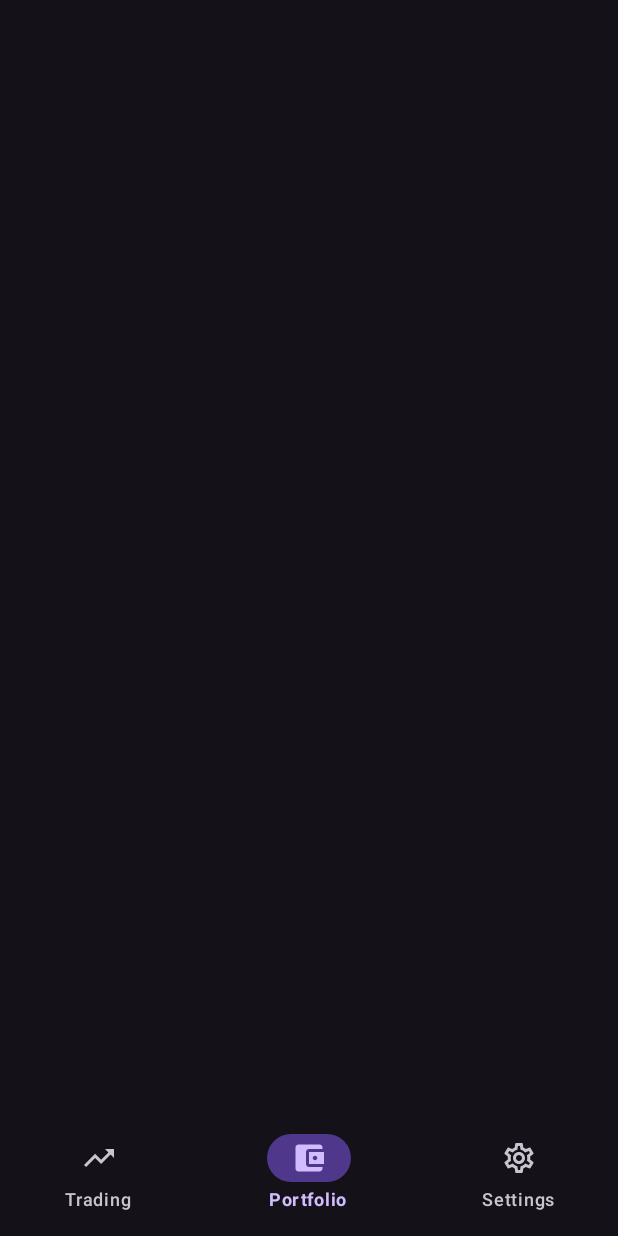
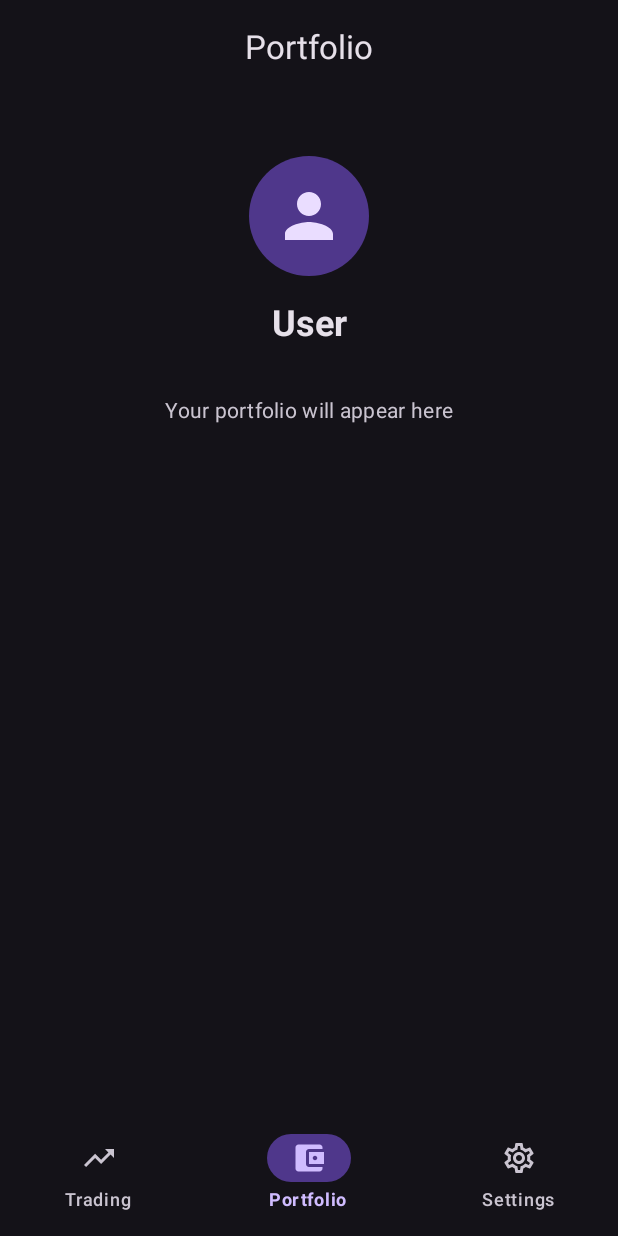
Before and after one commit to otis-tran/flash-trade, an Android app built with Jetpack Compose: the PortfolioScreen screen opened through its navigation route, on a phone screen of 412 x 824 dp. Run offline under Robolectric (Android 15) with nearby library versions, the phone set to English and light mode, and no system bars; our stand-ins replace Dagger/Hilt's generated code; libraries missing offline, so code that uses them is left out: androidx.hilt.lifecycle, io.privy.auth, io.privy.logging, io.privy.sdk; 2 statements that could not run were skipped.

Commit message:
[feat] Get data after login

```diff
--- a/app/src/main/java/com/otistran/flash_trade/data/local/datastore/UserPreferences.kt
+++ b/app/src/main/java/com/otistran/flash_trade/data/local/datastore/UserPreferences.kt
@@ -37,6 +37,7 @@ class UserPreferences @Inject constructor(
         val IS_LOGGED_IN = booleanPreferencesKey("is_logged_in")
         val AUTH_TOKEN = stringPreferencesKey("auth_token")
         val USER_EMAIL = stringPreferencesKey("user_email")
+        val DISPLAY_NAME = stringPreferencesKey("display_name")
         val LOGIN_TIMESTAMP = longPreferencesKey("login_timestamp")
     }
 
@@ -56,6 +57,7 @@ class UserPreferences @Inject constructor(
     val isLoggedIn: Flow<Boolean> = context.dataStore.data.map { it[Keys.IS_LOGGED_IN] ?: false }
     val authToken: Flow<String?> = context.dataStore.data.map { it[Keys.AUTH_TOKEN] }
     val userEmail: Flow<String?> = context.dataStore.data.map { it[Keys.USER_EMAIL] }
+    val displayName: Flow<String?> = context.dataStore.data.map { it[Keys.DISPLAY_NAME] }
     val loginTimestamp: Flow<Long> = context.dataStore.data.map { it[Keys.LOGIN_TIMESTAMP] ?: 0L }
 
     // Combined auth state
@@ -65,16 +67,19 @@ class UserPreferences @Inject constructor(
             userId = prefs[Keys.USER_ID],
             token = prefs[Keys.AUTH_TOKEN],
             userEmail = prefs[Keys.USER_EMAIL],
+            displayName = prefs[Keys.DISPLAY_NAME],
+            walletAddress = prefs[Keys.WALLET_ADDRESS],
             loginTimestamp = prefs[Keys.LOGIN_TIMESTAMP] ?: 0L
         )
     }
 
-    // Auth methods - thêm vào
+    // Auth methods
     suspend fun saveLoginState(user: User, token: String? = null) {
         context.dataStore.edit { prefs ->
             prefs[Keys.IS_LOGGED_IN] = true
             prefs[Keys.USER_ID] = user.id
             prefs[Keys.USER_EMAIL] = user.email ?: ""
+            prefs[Keys.DISPLAY_NAME] = user.displayName ?: ""
             prefs[Keys.LOGIN_TIMESTAMP] = System.currentTimeMillis()
 
             token?.let { prefs[Keys.AUTH_TOKEN] = it }
@@ -87,6 +92,7 @@ class UserPreferences @Inject constructor(
             prefs.remove(Keys.IS_LOGGED_IN)
             prefs.remove(Keys.AUTH_TOKEN)
             prefs.remove(Keys.USER_EMAIL)
+            prefs.remove(Keys.DISPLAY_NAME)
             prefs.remove(Keys.LOGIN_TIMESTAMP)
             // Keep USER_ID and WALLET_ADDRESS for potential cache
         }
--- a/app/src/main/java/com/otistran/flash_trade/data/repository/AuthRepositoryImpl.kt
+++ b/app/src/main/java/com/otistran/flash_trade/data/repository/AuthRepositoryImpl.kt
@@ -102,7 +102,7 @@ class AuthRepositoryImpl @Inject constructor(
             result.fold(
                 onSuccess = { privyUser ->
                     val user = privyUser.toUser()
-                    Log.d(TAG, "OAuth login success: ${user.id}")
+                    Log.d(TAG, "OAuth login success: ${user.id}, user: $user")
                     // Save login state to DataStore
                     userPreferences.saveLoginState(user)
                     Result.Success(user)
--- a/app/src/main/java/com/otistran/flash_trade/domain/model/UserAuthState.kt
+++ b/app/src/main/java/com/otistran/flash_trade/domain/model/UserAuthState.kt
@@ -5,6 +5,8 @@ data class UserAuthState(
     val userId: String? = null,
     val token: String? = null,
     val userEmail: String? = null,
+    val displayName: String? = null,
+    val walletAddress: String? = null,
     val loginTimestamp: Long = 0L
 ) {
     val isSessionValid: Boolean
--- a/app/src/main/java/com/otistran/flash_trade/presentation/navigation/FlashTradeNavGraph.kt
+++ b/app/src/main/java/com/otistran/flash_trade/presentation/navigation/FlashTradeNavGraph.kt
@@ -21,6 +21,7 @@ import androidx.navigation.toRoute
 import com.otistran.flash_trade.domain.usecase.CheckLoginStatusUseCase
 import com.otistran.flash_trade.presentation.auth.AuthCheckViewModel
 import com.otistran.flash_trade.presentation.auth.LoginScreen
+import com.otistran.flash_trade.presentation.portfolio.PortfolioScreen
 import com.otistran.flash_trade.presentation.settings.SettingsScreen
 import com.otistran.flash_trade.util.Result
 
@@ -113,7 +114,7 @@ fun FlashTradeNavGraph(
                 // =================================================================
                 navigation<PortfolioGraph>(startDestination = PortfolioScreen) {
                     composable<PortfolioScreen> {
-                        // TODO: PortfolioScreen()
+                        PortfolioScreen()
                     }
                 }
 
--- /dev/null
+++ b/app/src/main/java/com/otistran/flash_trade/presentation/portfolio/PortfolioIntent.kt
@@ -0,0 +1,16 @@
+package com.otistran.flash_trade.presentation.portfolio
+
+import androidx.compose.runtime.Immutable
+import com.otistran.flash_trade.presentation.base.MviIntent
+
+/**
+ * User intents for portfolio screen.
+ */
+@Immutable
+sealed class PortfolioIntent : MviIntent {
+    /** Refresh user data. */
+    data object Refresh : PortfolioIntent()
+
+    /** Dismiss error message. */
+    data object DismissError : PortfolioIntent()
+}
--- /dev/null
+++ b/app/src/main/java/com/otistran/flash_trade/presentation/portfolio/PortfolioScreen.kt
@@ -0,0 +1,143 @@
+package com.otistran.flash_trade.presentation.portfolio
+
+import android.widget.Toast
+import androidx.compose.foundation.background
+import androidx.compose.foundation.layout.Arrangement
+import androidx.compose.foundation.layout.Box
+import androidx.compose.foundation.layout.Column
+import androidx.compose.foundation.layout.Spacer
+import androidx.compose.foundation.layout.WindowInsets
+import androidx.compose.foundation.layout.fillMaxSize
+import androidx.compose.foundation.layout.height
+import androidx.compose.foundation.layout.padding
+import androidx.compose.foundation.layout.size
+import androidx.compose.foundation.shape.CircleShape
+import androidx.compose.material.icons.Icons
+import androidx.compose.material.icons.filled.Person
+import androidx.compose.material3.CenterAlignedTopAppBar
+import androidx.compose.material3.ExperimentalMaterial3Api
+import androidx.compose.material3.Icon
+import androidx.compose.material3.MaterialTheme
+import androidx.compose.material3.Surface
+import androidx.compose.material3.Text
+import androidx.compose.material3.TopAppBarDefaults
+import androidx.compose.runtime.Composable
+import androidx.compose.runtime.LaunchedEffect
+import androidx.compose.runtime.getValue
+import androidx.compose.ui.Alignment
+import androidx.compose.ui.Modifier
+import androidx.compose.ui.draw.clip
+import androidx.compose.ui.platform.LocalContext
+import androidx.compose.ui.text.font.FontWeight
+import androidx.compose.ui.unit.dp
+import androidx.hilt.lifecycle.viewmodel.compose.hiltViewModel
+import androidx.lifecycle.compose.collectAsStateWithLifecycle
+import com.otistran.flash_trade.presentation.common.LoadingIndicator
+
+/**
+ * Portfolio screen displaying user info and wallet details.
+ */
+@OptIn(ExperimentalMaterial3Api::class)
+@Composable
+fun PortfolioScreen(
+    modifier: Modifier = Modifier,
+    viewModel: PortfolioViewModel = hiltViewModel()
+) {
+    val state by viewModel.state.collectAsStateWithLifecycle()
+    val context = LocalContext.current
+
+    // Handle side effects
+    LaunchedEffect(Unit) {
+        viewModel.sideEffect.collect { effect ->
+            when (effect) {
+                is PortfolioSideEffect.ShowToast -> {
+                    Toast.makeText(context, effect.message, Toast.LENGTH_SHORT).show()
+                }
+            }
+        }
+    }
+
+    Surface(
+        modifier = modifier.fillMaxSize(),
+        color = MaterialTheme.colorScheme.background
+    ) {
+        Column(modifier = Modifier.fillMaxSize()) {
+            CenterAlignedTopAppBar(
+                title = { Text("Portfolio") },
+                colors = TopAppBarDefaults.topAppBarColors(
+                    containerColor = MaterialTheme.colorScheme.background
+                ),
+                windowInsets = WindowInsets(0, 0, 0, 0)
+            )
+
+            if (state.isLoading) {
+                LoadingIndicator(modifier = Modifier.fillMaxSize())
+            } else {
+                Column(
+                    modifier = Modifier
+                        .fillMaxSize()
+                        .padding(16.dp),
+                    horizontalAlignment = Alignment.CenterHorizontally,
+                    verticalArrangement = Arrangement.Top
+                ) {
+                    Spacer(modifier = Modifier.height(24.dp))
+
+                    // User Avatar
+                    Box(
+                        modifier = Modifier
+                            .size(80.dp)
+                            .clip(CircleShape)
+                            .background(MaterialTheme.colorScheme.primaryContainer),
+                        contentAlignment = Alignment.Center
+                    ) {
+                        Icon(
+                            imageVector = Icons.Default.Person,
+                            contentDescription = "User Avatar",
+                            modifier = Modifier.size(48.dp),
+                            tint = MaterialTheme.colorScheme.onPrimaryContainer
+                        )
+                    }
+
+                    Spacer(modifier = Modifier.height(16.dp))
+
+                    // User Name
+                    Text(
+                        text = state.userName,
+                        style = MaterialTheme.typography.headlineSmall,
+                        fontWeight = FontWeight.Bold,
+                        color = MaterialTheme.colorScheme.onBackground
+                    )
+
+                    // Email (if available)
+                    state.userEmail?.let { email ->
+                        Spacer(modifier = Modifier.height(4.dp))
+                        Text(
+                            text = email,
+                            style = MaterialTheme.typography.bodyMedium,
+                            color = MaterialTheme.colorScheme.onSurfaceVariant
+                        )
+                    }
+
+                    // Wallet Address (if available)
+                    state.shortWalletAddress?.let { address ->
+                        Spacer(modifier = Modifier.height(8.dp))
+                        Text(
+                            text = address,
+                            style = MaterialTheme.typography.bodySmall,
+                            color = MaterialTheme.colorScheme.outline
+                        )
+                    }
+
+                    Spacer(modifier = Modifier.height(32.dp))
+
+                    // Placeholder for future portfolio content
+                    Text(
+                        text = "Your portfolio will appear here",
+                        style = MaterialTheme.typography.bodyMedium,
+                        color = MaterialTheme.colorScheme.onSurfaceVariant
+                    )
+                }
+            }
+        }
+    }
+}
--- /dev/null
+++ b/app/src/main/java/com/otistran/flash_trade/presentation/portfolio/PortfolioSideEffect.kt
@@ -0,0 +1,13 @@
+package com.otistran.flash_trade.presentation.portfolio
+
+import androidx.compose.runtime.Immutable
+import com.otistran.flash_trade.presentation.base.MviSideEffect
+
+/**
+ * Side effects for portfolio screen.
+ */
+@Immutable
+sealed class PortfolioSideEffect : MviSideEffect {
+    /** Show toast message. */
+    data class ShowToast(val message: String) : PortfolioSideEffect()
+}
--- /dev/null
+++ b/app/src/main/java/com/otistran/flash_trade/presentation/portfolio/PortfolioState.kt
@@ -0,0 +1,28 @@
+package com.otistran.flash_trade.presentation.portfolio
+
+import androidx.compose.runtime.Stable
+import com.otistran.flash_trade.presentation.base.MviState
+
+/**
+ * UI state for portfolio screen.
+ */
+@Stable
+data class PortfolioState(
+    val displayName: String? = null,
+    val userEmail: String? = null,
+    val walletAddress: String? = null,
+    val isLoading: Boolean = true,
+    val error: String? = null
+) : MviState {
+    /** Display name or fallback to email prefix or "User". */
+    val userName: String
+        get() = displayName?.takeIf { it.isNotBlank() }
+            ?: userEmail?.substringBefore('@')
+            ?: "User"
+
+    /** Shortened wallet address for display (0x1234...5678). */
+    val shortWalletAddress: String?
+        get() = walletAddress?.let {
+            if (it.length > 12) "${it.take(6)}...${it.takeLast(4)}" else it
+        }
+}
--- /dev/null
+++ b/app/src/main/java/com/otistran/flash_trade/presentation/portfolio/PortfolioViewModel.kt
@@ -0,0 +1,53 @@
+package com.otistran.flash_trade.presentation.portfolio
+
+import androidx.lifecycle.viewModelScope
+import com.otistran.flash_trade.domain.repository.AuthRepository
+import com.otistran.flash_trade.presentation.base.MviContainer
+import dagger.hilt.android.lifecycle.HiltViewModel
+import kotlinx.coroutines.flow.catch
+import kotlinx.coroutines.launch
+import javax.inject.Inject
+
+/**
+ * ViewModel for portfolio screen.
+ * Loads and displays user info from local auth state.
+ */
+@HiltViewModel
+class PortfolioViewModel @Inject constructor(
+    private val authRepository: AuthRepository
+) : MviContainer<PortfolioState, PortfolioIntent, PortfolioSideEffect>(
+    initialState = PortfolioState()
+) {
+
+    init {
+        loadUserData()
+    }
+
+    override fun onIntent(intent: PortfolioIntent) {
+        when (intent) {
+            PortfolioIntent.Refresh -> loadUserData()
+            PortfolioIntent.DismissError -> reduce { copy(error = null) }
+        }
+    }
+
+    private fun loadUserData() {
+        viewModelScope.launch {
+            reduce { copy(isLoading = true) }
+
+            authRepository.observeUserAuthState()
+                .catch { e ->
+                    reduce { copy(isLoading = false, error = e.message) }
+                }
+                .collect { authState ->
+                    reduce {
+                        copy(
+                            displayName = authState.displayName,
+                            userEmail = authState.userEmail,
+                            walletAddress = authState.walletAddress,
+                            isLoading = false
+                        )
+                    }
+                }
+        }
+    }
+}
```
